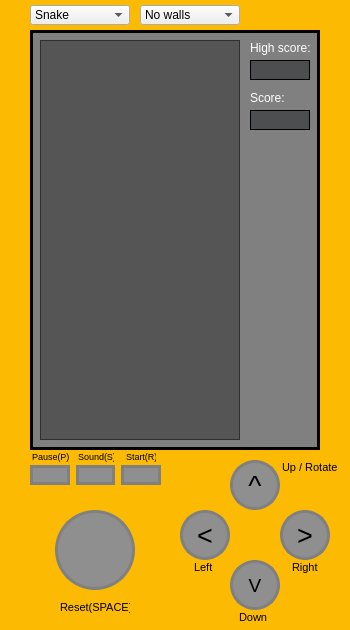
Old version of the form src/gui/desktop/view.ui in the repository burshlatt/CPP_Qt_BrickGame.
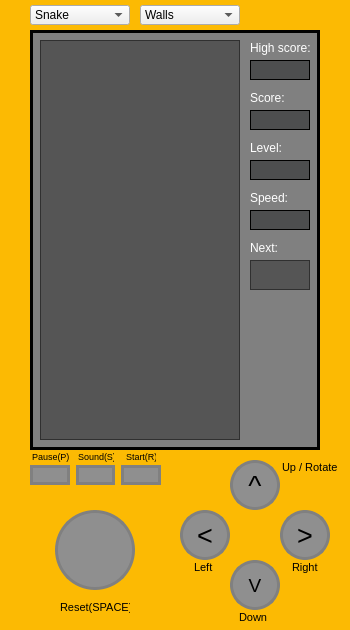
New version of the form.

```diff
--- a/src/gui/desktop/view.ui
+++ b/src/gui/desktop/view.ui
@@ -134,6 +134,119 @@
       <string/>
      </property>
     </widget>
+    <widget class="QLabel" name="label_11">
+     <property name="geometry">
+      <rect>
+       <x>220</x>
+       <y>110</y>
+       <width>50</width>
+       <height>15</height>
+      </rect>
+     </property>
+     <property name="styleSheet">
+      <string notr="true">QLabel {
+	color: white;
+	border: 0px;
+}</string>
+     </property>
+     <property name="text">
+      <string>Level:</string>
+     </property>
+    </widget>
+    <widget class="QLabel" name="lbLevel">
+     <property name="geometry">
+      <rect>
+       <x>220</x>
+       <y>130</y>
+       <width>60</width>
+       <height>20</height>
+      </rect>
+     </property>
+     <property name="styleSheet">
+      <string notr="true">QLabel {
+	color: white;
+	border: 1px solid black;
+	background-color: #4d4e4f;
+}</string>
+     </property>
+     <property name="text">
+      <string/>
+     </property>
+    </widget>
+    <widget class="QLabel" name="label_12">
+     <property name="geometry">
+      <rect>
+       <x>220</x>
+       <y>210</y>
+       <width>50</width>
+       <height>15</height>
+      </rect>
+     </property>
+     <property name="styleSheet">
+      <string notr="true">QLabel {
+	color: white;
+	border: 0px;
+}</string>
+     </property>
+     <property name="text">
+      <string>Next:</string>
+     </property>
+    </widget>
+    <widget class="QGraphicsView" name="gvNextFigure">
+     <property name="geometry">
+      <rect>
+       <x>220</x>
+       <y>230</y>
+       <width>60</width>
+       <height>30</height>
+      </rect>
+     </property>
+     <property name="styleSheet">
+      <string notr="true">QGraphicsView {
+	border: 1px solid #303030;
+	background-color: #555555;
+}</string>
+     </property>
+    </widget>
+    <widget class="QLabel" name="label_13">
+     <property name="geometry">
+      <rect>
+       <x>220</x>
+       <y>160</y>
+       <width>50</width>
+       <height>15</height>
+      </rect>
+     </property>
+     <property name="styleSheet">
+      <string notr="true">QLabel {
+	color: white;
+	border: 0px;
+}</string>
+     </property>
+     <property name="text">
+      <string>Speed:</string>
+     </property>
+    </widget>
+    <widget class="QLabel" name="lbSpeed">
+     <property name="geometry">
+      <rect>
+       <x>220</x>
+       <y>180</y>
+       <width>60</width>
+       <height>20</height>
+      </rect>
+     </property>
+     <property name="styleSheet">
+      <string notr="true">QLabel {
+	color: white;
+	border: 1px solid black;
+	background-color: #4d4e4f;
+}</string>
+     </property>
+     <property name="text">
+      <string/>
+     </property>
+    </widget>
    </widget>
    <widget class="QWidget" name="horizontalLayoutWidget">
     <property name="geometry">
@@ -558,11 +671,6 @@
       <height>20</height>
      </rect>
     </property>
-    <item>
-     <property name="text">
-      <string>No walls</string>
-     </property>
-    </item>
     <item>
      <property name="text">
       <string>Walls</string>
```
Left out of the diff: 5 changed lines with no effect on the pictures.
